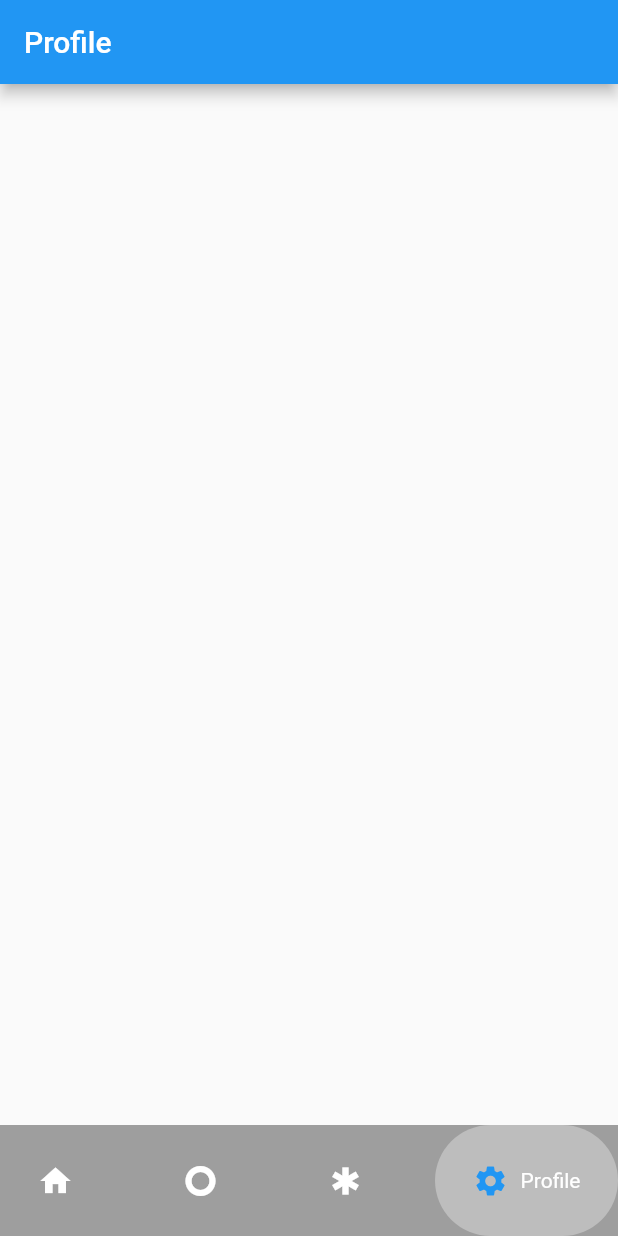
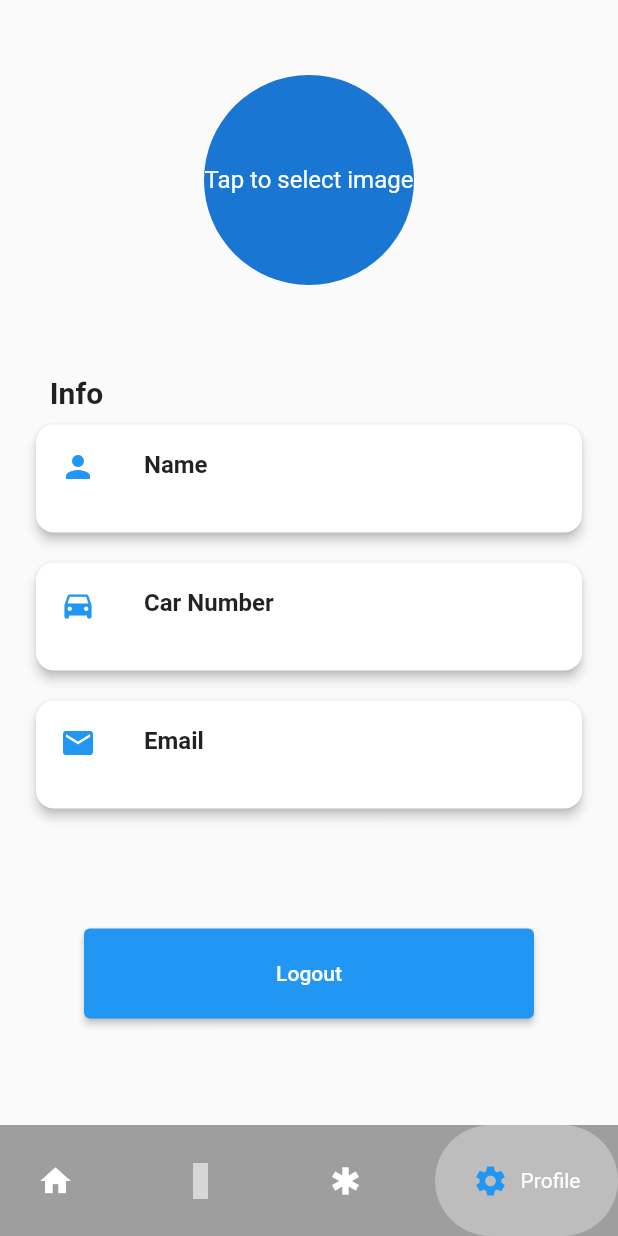
Before and after one commit to MohammedBarakat310/Drive_Monitoring_system, a Flutter app: the RootScreen screen opened directly, swiped to page 4, on a phone screen of 412 x 824 dp. Run offline on Flutter 3.47's test engine with Material 2 defaults, Android fonts, the phone set to English and light mode, and no system bars; drawn by our look-alikes of google_nav_bar; our stand-ins replace animated_splash_screen, cloud_firestore, firebase_auth, firebase_core, get, iconsax and 3 more; accounts and stored records are empty; grey boxes are pictures that could not be loaded.

Commit message:
add functionalities for profile screen

```diff
--- a/lib/screens/Default Screens/HomeScreen.dart
+++ b/lib/screens/Default Screens/HomeScreen.dart
@@ -7,6 +7,7 @@ class HomeScreen extends StatelessWidget {
   Widget build(BuildContext context) {
     return Scaffold(
       appBar: AppBar(
+
         title: Text('Home'),
       ),
     );
--- a/lib/screens/Default Screens/LogsScreen.dart
+++ b/lib/screens/Default Screens/LogsScreen.dart
@@ -7,7 +7,7 @@ class LogsScreen extends StatelessWidget {
   Widget build(BuildContext context) {
     return Scaffold(
       appBar: AppBar(
-        title: Text('logs'),
+        title: Text('Trips'),
       ),
     );
   }
--- a/lib/screens/Default Screens/RootScreen.dart
+++ b/lib/screens/Default Screens/RootScreen.dart
@@ -4,6 +4,7 @@ import 'package:grad_project/screens/Default%20Screens/EmergencyScreen.dart';
 import 'package:grad_project/screens/Default%20Screens/HomeScreen.dart';
 import 'package:grad_project/screens/Default%20Screens/LogsScreen.dart';
 import 'package:grad_project/screens/Default%20Screens/profileScreen.dart';
+import 'package:iconsax/iconsax.dart';
 
 class RootScreen extends StatefulWidget {
   const RootScreen({super.key});
@@ -21,7 +22,7 @@ class _RootScreenState extends State<RootScreen> {
     const HomeScreen(),
     const LogsScreen(),
     const EmergencyScreen(),
-    const ProfileScreen()
+    ProfileScreen()
   ];
   @override
   Widget build(BuildContext context) {
@@ -31,6 +32,7 @@ class _RootScreenState extends State<RootScreen> {
       },
       child: Scaffold(
         body: PageView(
+          physics: const NeverScrollableScrollPhysics(),
           controller: pageController,
           children: screens,
           onPageChanged: (value) {
@@ -51,19 +53,19 @@ class _RootScreenState extends State<RootScreen> {
               pageController.jumpToPage(value);
             });
           },
-          textStyle: TextStyle(
+          textStyle: const TextStyle(
             color: Colors.white,
           ),
           tabBackgroundColor: Colors.grey.shade400,
           gap: 8,
-          tabs: [
+          tabs: const [
             GButton(
               icon: Icons.home,
               text: 'Home',
             ),
             GButton(
-              icon: Icons.trip_origin_sharp,
-              text: 'Logs',
+              icon: Iconsax.car,
+              text: 'Trips',
             ),
             GButton(
               icon: Icons.emergency,
--- a/lib/screens/Default Screens/profileScreen.dart
+++ b/lib/screens/Default Screens/profileScreen.dart
@@ -1,14 +1,187 @@
+import 'dart:io';
 import 'package:flutter/material.dart';
+import 'package:grad_project/screens/Login%20and%20Registraion/SignInScreen.dart';
+import 'package:image_picker/image_picker.dart';
+import 'package:firebase_auth/firebase_auth.dart';
+import 'package:cloud_firestore/cloud_firestore.dart';
 
-class ProfileScreen extends StatelessWidget {
+class ProfileScreen extends StatefulWidget {
   const ProfileScreen({super.key});
 
   @override
+  State<ProfileScreen> createState() => _ProfileScreenState();
+}
+
+class _ProfileScreenState extends State<ProfileScreen>
+    with AutomaticKeepAliveClientMixin {
+  File? selectedImage;
+  String? userId;
+  String? username;
+  String? email;
+  String? CarNumber;
+  bool isLoading = false;
+
+  @override
+  bool get wantKeepAlive => true; // Keep screen state even after navigation
+
+  @override
+  void initState() {
+    super.initState();
+    userId =
+        FirebaseAuth.instance.currentUser?.uid; // Get the current user's UID
+    if (userId != null) {
+      loadImage(); // Load image from Firestore when the screen is initialized
+      loadProfileData();
+    }
+  }
+
+  Future<void> loadProfileData() async {
+    setState(() {
+      isLoading = true;
+    });
+
+    DocumentSnapshot userDoc =
+        await FirebaseFirestore.instance.collection('users').doc(userId).get();
+
+    if (userDoc.exists) {
+      setState(() {
+        username = userDoc['username'];
+        email = userDoc['email'];
+        CarNumber = userDoc['carNumber'];
+      });
+    }
+
+    setState(() {
+      isLoading = false;
+    });
+  }
+
+  // Load the image from Firestore when the app is restarted
+  Future<void> loadImage() async {
+    if (userId == null) return; // Ensure user is logged in
+
+    DocumentSnapshot userDoc =
+        await FirebaseFirestore.instance.collection('users').doc(userId).get();
+
+    if (userDoc.exists) {
+      String? savedPath =
+          userDoc['profilePicture']; // Get the stored image path
+      if (savedPath != null && File(savedPath).existsSync()) {
+        setState(() {
+          selectedImage = File(savedPath); // Load the image from Firestore path
+        });
+      }
+    }
+  }
+
+  // Pick an image from the gallery and save it in Firestore
+  Future<void> pickImageFromGallery() async {
+    final returnedImage =
+        await ImagePicker().pickImage(source: ImageSource.gallery);
+    if (returnedImage == null) return;
+
+    setState(() {
+      selectedImage = File(returnedImage.path); // Set selected image
+    });
+
+    // Save the image path to Firestore under the current user's document
+    if (userId != null) {
+      await FirebaseFirestore.instance.collection('users').doc(userId).update({
+        'profilePicture': returnedImage.path, // Save the image file path
+      });
+    }
+  }
+
+  @override
   Widget build(BuildContext context) {
+    super.build(
+        context); // Call super.build when using AutomaticKeepAliveClientMixin
+
     return Scaffold(
-      appBar: AppBar(
-        title: Text('Profile'),
+      body: Center(
+        child: isLoading
+            ? const CircularProgressIndicator()
+            : Column(
+                crossAxisAlignment: CrossAxisAlignment.center,
+                children: [
+                  const SizedBox(height: 50),
+                  GestureDetector(
+                    onTap: pickImageFromGallery,
+                    child: selectedImage != null
+                        ? CircleAvatar(
+                            backgroundImage: FileImage(selectedImage!),
+                            radius: 70,
+                          )
+                        : const CircleAvatar(
+                            radius: 70,
+                            child: Text('Tap to select image'),
+                          ),
+                  ),
+                  SizedBox(
+                    height: 60,
+                  ),
+                  Padding(
+                    padding: const EdgeInsets.only(right: 310),
+                    child: Text(
+                      'Info',
+                      style: TextStyle(
+                        fontSize: 20,
+                        fontWeight: FontWeight.bold,
+                      ),
+                    ),
+                  ),
+                  if (username != null)
+                    buildInfoTile(
+                      icon: Icons.person,
+                      title: "Name",
+                      value: username!,
+                    ),
+                  if (CarNumber != null)
+                    buildInfoTile(
+                      icon: Icons.directions_car,
+                      title: "Car Number",
+                      value: CarNumber!,
+                    ),
+                  if (email != null)
+                    buildInfoTile(
+                      icon: Icons.email,
+                      title: "Email",
+                      value: email!,
+                    ),
+                  const SizedBox(height: 70),
+                  SizedBox(
+                    width: 300,
+                    height: 60,
+                    child: ElevatedButton(
+                      onPressed: () {
+                        FirebaseAuth.instance.signOut();
+                        Navigator.pushReplacement(
+                          context,
+                          MaterialPageRoute(
+                            builder: (context) => SignIn_Screen(),
+                          ),
+                        );
+                      },
+                      child: const Text('Logout'),
+                    ),
+                  ),
+                ],
+              ),
       ),
     );
   }
 }
+
+Widget buildInfoTile(
+    {required IconData icon, required String title, required String value}) {
+  return Card(
+    margin: const EdgeInsets.symmetric(horizontal: 24, vertical: 10),
+    elevation: 3,
+    shape: RoundedRectangleBorder(borderRadius: BorderRadius.circular(12)),
+    child: ListTile(
+      leading: Icon(icon, color: Colors.blue),
+      title: Text(title, style: const TextStyle(fontWeight: FontWeight.bold)),
+      subtitle: Text(value),
+    ),
+  );
+}
--- a/pubspec.yaml
+++ b/pubspec.yaml
@@ -47,6 +47,10 @@ dependencies:
   firebase_auth: ^4.16.0
   cloud_firestore: ^4.14.0
   google_nav_bar: ^5.0.7
+  image_picker: ^1.0.7
+  firebase_storage: ^11.6.0
+  path_provider: ^2.1.2
+  shared_preferences: ^2.2.2
 
 dev_dependencies:
   flutter_test:
```
Also changed, not shown: pubspec.lock, 5 other files.
